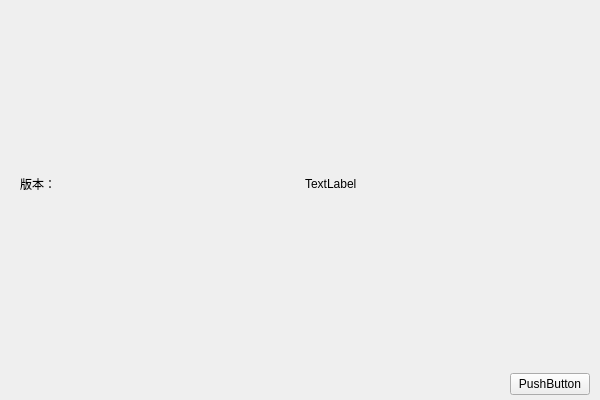
First picture: the form in CustomizeDialog/AboutDialog/aboutdialog.ui, repository binghuigeng/QtHalconVTK, before the edit.
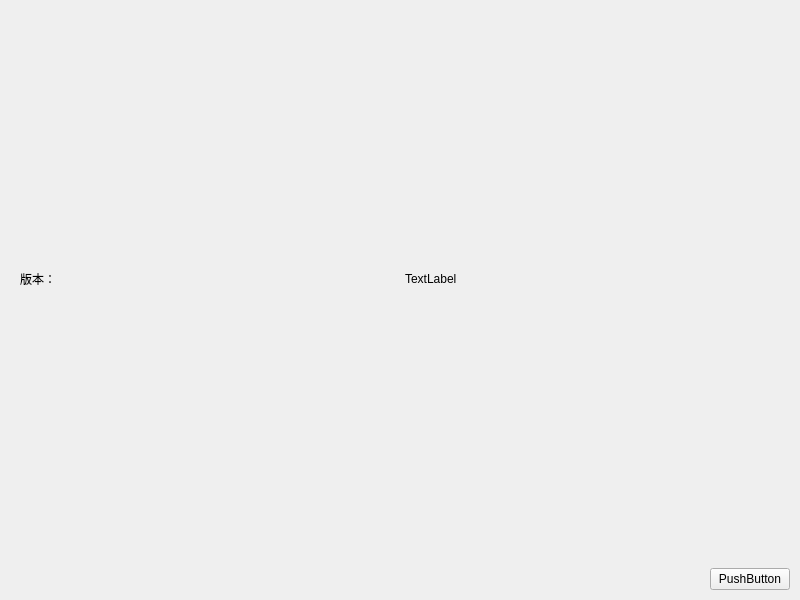
Second picture: the form after the edit.

```diff
--- a/CustomizeDialog/AboutDialog/aboutdialog.ui
+++ b/CustomizeDialog/AboutDialog/aboutdialog.ui
@@ -6,14 +6,14 @@
    <rect>
     <x>0</x>
     <y>0</y>
-    <width>600</width>
-    <height>400</height>
+    <width>800</width>
+    <height>600</height>
    </rect>
   </property>
   <property name="windowTitle">
    <string>AboutDialog</string>
   </property>
-  <layout class="QVBoxLayout" name="verticalLayout" stretch="37,3">
+  <layout class="QVBoxLayout" name="verticalLayout" stretch="56,4">
    <property name="spacing">
     <number>0</number>
    </property>
@@ -74,13 +74,13 @@
        <number>10</number>
       </property>
       <property name="topMargin">
-       <number>5</number>
+       <number>10</number>
       </property>
       <property name="rightMargin">
        <number>10</number>
       </property>
       <property name="bottomMargin">
-       <number>5</number>
+       <number>10</number>
       </property>
       <item>
        <spacer name="horizontalSpacer_2">
```
